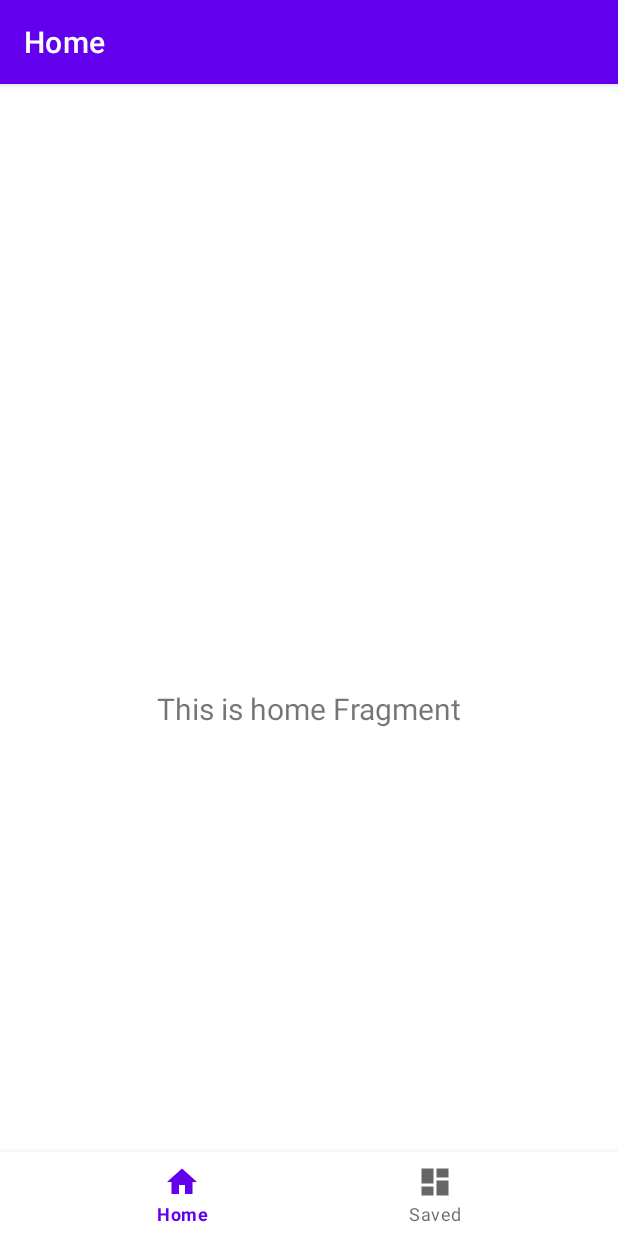
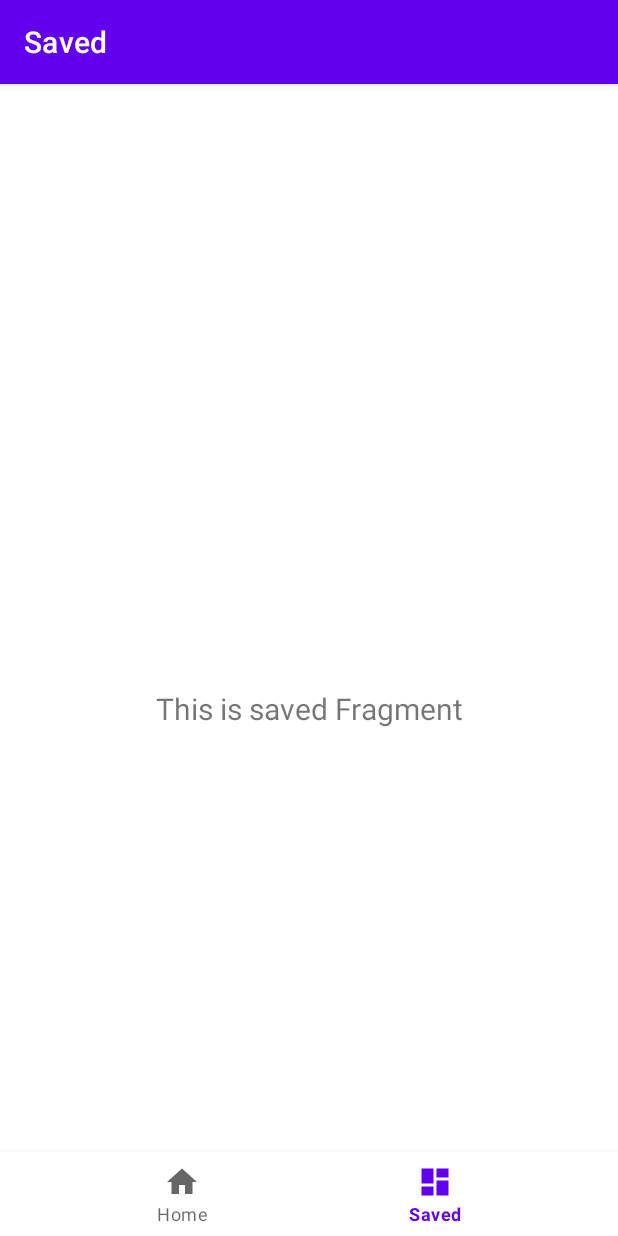
Before and after one commit to navitad/UTCribFinda, an Android app: the screen it shows after launch (MainActivity), item 2 of the bottom bar chosen, on a phone screen of 412 x 824 dp. Run offline under Robolectric (Android 15) with nearby library versions, the phone set to English and light mode, and no system bars; our stand-ins replace navigation-ui.

Commit message:
nav works

```diff
--- a/app/src/main/java/com/example/utcribfinda/ui/saved/SavedFragment.kt
+++ b/app/src/main/java/com/example/utcribfinda/ui/saved/SavedFragment.kt
@@ -22,14 +22,14 @@ class SavedFragment : Fragment() {
         container: ViewGroup?,
         savedInstanceState: Bundle?
     ): View {
-        val homeViewModel =
+        val savedViewModel =
             ViewModelProvider(this)[SavedViewModel::class.java]
 
         _binding = FragmentHomeBinding.inflate(inflater, container, false)
         val root: View = binding.root
 
         val textView: TextView = binding.textHome
-        homeViewModel.text.observe(viewLifecycleOwner) {
+        savedViewModel.text.observe(viewLifecycleOwner) {
             textView.text = it
         }
         return root
--- a/app/src/main/res/navigation/mobile_navigation.xml
+++ b/app/src/main/res/navigation/mobile_navigation.xml
@@ -13,6 +13,7 @@
 
     <fragment
         android:id="@+id/navigation_saved"
+        android:name="com.example.utcribfinda.ui.saved.SavedFragment"
         android:label="@string/title_saved"
         tools:layout="@layout/fragment_saved" />
 
```
Also changed, not shown: app/src/main/res/layout/fragment_saved.xml (+18 -1 lines).
